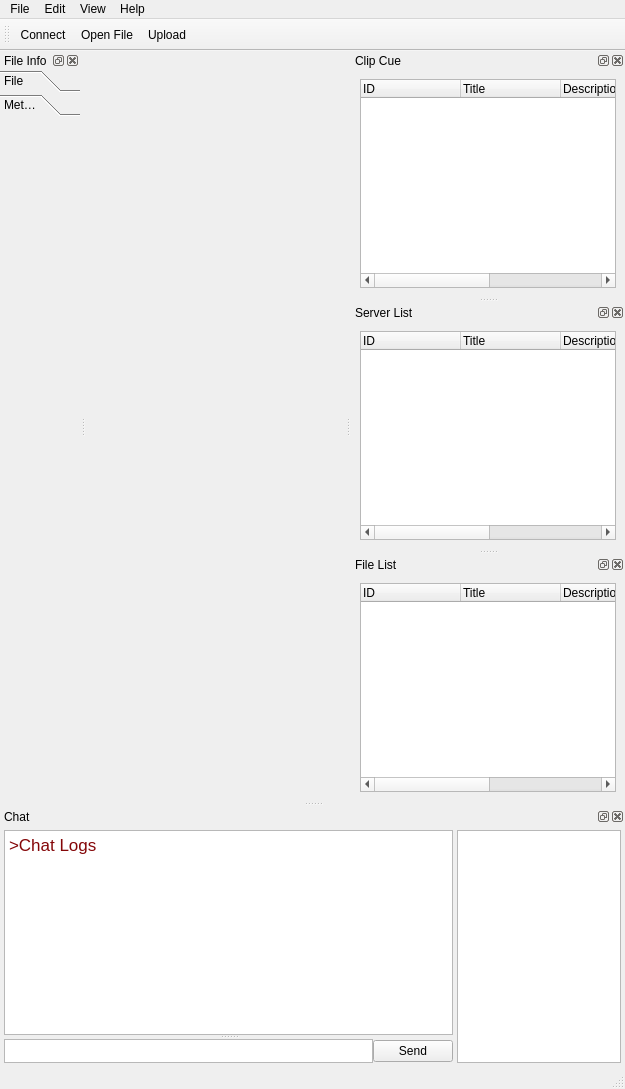
Qt form resources/mainwindow_docks.ui (jiakeliu/Cobra) before a commit.
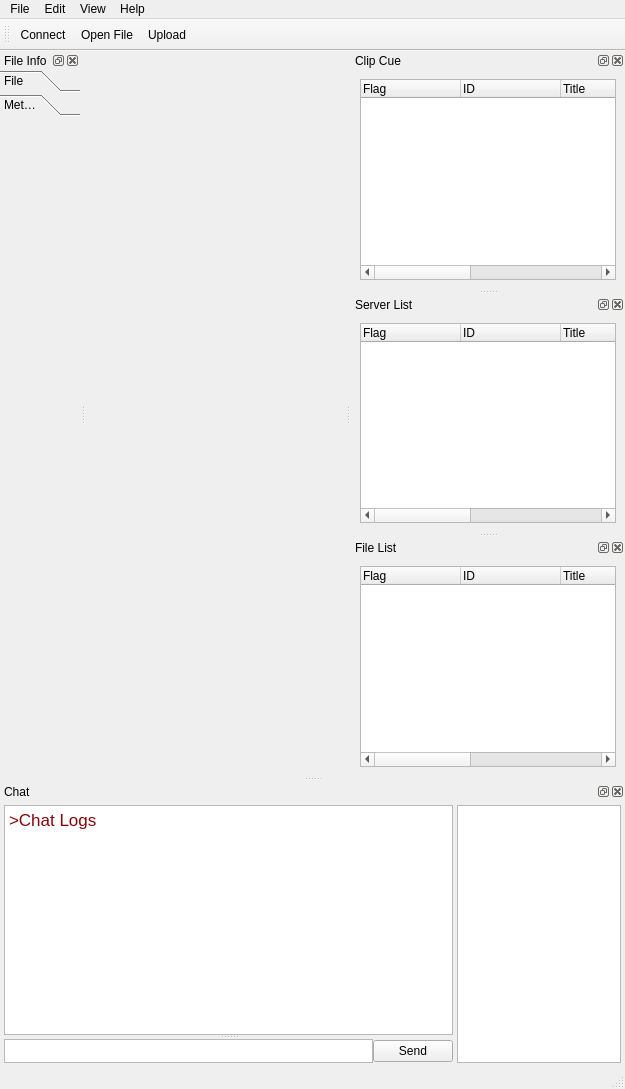
The same form after that commit. Icons and pictures are not drawn. Custom widgets are drawn as their Qt base class.

Commit message: Implemented the file list add item function

```diff
--- a/resources/mainwindow_docks.ui
+++ b/resources/mainwindow_docks.ui
@@ -221,7 +221,7 @@
           <x>0</x>
           <y>0</y>
           <width>80</width>
-          <height>645</height>
+          <height>662</height>
          </rect>
         </property>
         <attribute name="label">
@@ -242,8 +242,8 @@
    </property>
    <property name="minimumSize">
     <size>
-     <width>519</width>
-     <height>260</height>
+     <width>623</width>
+     <height>285</height>
     </size>
    </property>
    <property name="baseSize">
@@ -327,7 +327,7 @@
          <string>&lt;!DOCTYPE HTML PUBLIC &quot;-//W3C//DTD HTML 4.0//EN&quot; &quot;http://www.w3.org/TR/REC-html40/strict.dtd&quot;&gt;
 &lt;html&gt;&lt;head&gt;&lt;meta name=&quot;qrichtext&quot; content=&quot;1&quot; /&gt;&lt;style type=&quot;text/css&quot;&gt;
 p, li { white-space: pre-wrap; }
-&lt;/style&gt;&lt;/head&gt;&lt;body style=&quot; font-family:'Sans'; font-size:10pt; font-weight:400; font-style:normal;&quot;&gt;
+&lt;/style&gt;&lt;/head&gt;&lt;body style=&quot; font-family:'MS Shell Dlg 2'; font-size:8.25pt; font-weight:400; font-style:normal;&quot;&gt;
 &lt;table border=&quot;0&quot; style=&quot;-qt-table-type: root; margin-top:4px; margin-bottom:4px; margin-left:4px; margin-right:4px;&quot;&gt;
 &lt;tr&gt;
 &lt;td style=&quot;border: none;&quot;&gt;
@@ -392,12 +392,6 @@
      </item>
      <item>
       <widget class="QListWidget" name="userList">
-       <property name="sizePolicy">
-        <sizepolicy hsizetype="Minimum" vsizetype="Minimum">
-         <horstretch>0</horstretch>
-         <verstretch>0</verstretch>
-        </sizepolicy>
-       </property>
        <property name="maximumSize">
         <size>
          <width>164</width>
@@ -436,8 +430,13 @@
      <item>
       <widget class="cobralistwidget" name="treeWidget">
        <property name="columnCount">
-        <number>5</number>
+        <number>6</number>
        </property>
+       <column>
+        <property name="text">
+         <string>Flag</string>
+        </property>
+       </column>
        <column>
         <property name="text">
          <string>ID</string>
@@ -495,8 +494,13 @@
      <item>
       <widget class="cobralistwidget" name="treeWidget_2">
        <property name="columnCount">
-        <number>5</number>
+        <number>6</number>
        </property>
+       <column>
+        <property name="text">
+         <string>Flag</string>
+        </property>
+       </column>
        <column>
         <property name="text">
          <string>ID</string>
@@ -554,8 +558,13 @@
      <item>
       <widget class="cobralistwidget" name="treeWidget_3">
        <property name="columnCount">
-        <number>5</number>
+        <number>6</number>
        </property>
+       <column>
+        <property name="text">
+         <string>Flag</string>
+        </property>
+       </column>
        <column>
         <property name="text">
          <string>ID</string>
```
Left out of the diff: 4 changed lines with no effect on the pictures. The commit also changes 1 other file.
